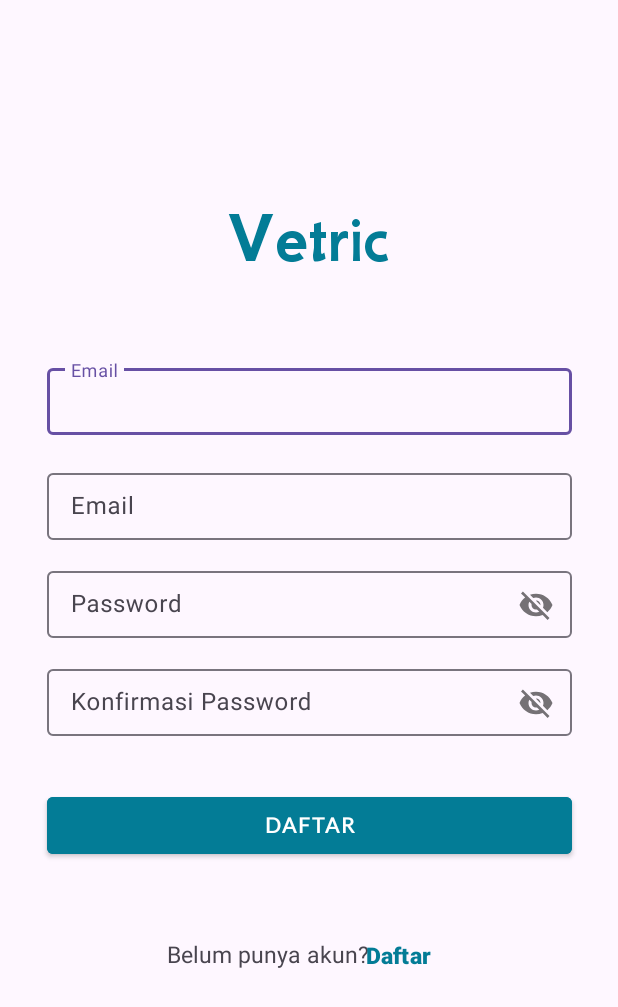
After one commit to chintya98/vetric_mobileApp, an Android app: the layout activity_registrasi.xml on its own in the app's theme, with its tools: preview values and no code run, on a phone screen of 412 x 824 dp. The commit adds this screen. Shown: the top 1007 px of the screen. Run offline under Robolectric (Android 15) with nearby library versions, the light colour scheme and no system bars.

Commit message:
halaman login,regis,splash

```diff
--- a/app/build.gradle.kts
+++ b/app/build.gradle.kts
@@ -38,6 +38,7 @@ android {
     kotlinOptions {
         jvmTarget = "1.8"
     }
+
 }
 
 dependencies {
@@ -46,6 +47,8 @@ dependencies {
     implementation("androidx.appcompat:appcompat:1.6.1")
     implementation("com.google.android.material:material:1.10.0")
     implementation("androidx.constraintlayout:constraintlayout:2.1.4")
+    implementation("androidx.navigation:navigation-fragment-ktx:2.5.3")
+    implementation("androidx.navigation:navigation-ui-ktx:2.5.3")
     testImplementation("junit:junit:4.13.2")
     androidTestImplementation("androidx.test.ext:junit:1.1.5")
     androidTestImplementation("androidx.test.espresso:espresso-core:3.5.1")
--- a/app/src/main/AndroidManifest.xml
+++ b/app/src/main/AndroidManifest.xml
@@ -12,8 +12,9 @@
         android:supportsRtl="true"
         android:theme="@style/Theme.Vetric"
         tools:targetApi="31">
+
         <activity
-            android:name=".MainActivity"
+            android:name=".LoginActivity"
             android:exported="true">
             <intent-filter>
                 <action android:name="android.intent.action.MAIN" />
--- /dev/null
+++ b/app/src/main/res/layout/activity_registrasi.xml
@@ -0,0 +1,142 @@
+<?xml version="1.0" encoding="utf-8"?>
+<androidx.constraintlayout.widget.ConstraintLayout
+    xmlns:android="http://schemas.android.com/apk/res/android"
+    xmlns:app="http://schemas.android.com/apk/res-auto"
+    xmlns:tools="http://schemas.android.com/tools"
+    android:layout_width="match_parent"
+    android:layout_height="match_parent"
+    android:fitsSystemWindows="true">
+
+    <TextView
+        android:id="@+id/logo"
+        android:layout_width="300dp"
+        android:layout_height="wrap_content"
+        android:layout_marginTop="120dp"
+        android:layout_marginBottom="50dp"
+        android:gravity="center"
+        android:text="@string/logo"
+        android:textColor="@color/primary"
+        android:fontFamily="@font/gfs_neohellenic"
+        android:textSize="50sp"
+        app:layout_constraintEnd_toEndOf="parent"
+        app:layout_constraintTop_toTopOf="parent"
+        app:layout_constraintStart_toStartOf="parent"/>
+
+    <com.google.android.material.textfield.TextInputLayout
+        android:id="@+id/textInputDaftar1"
+        android:layout_width="350dp"
+        android:layout_height="50dp"
+        android:layout_marginTop="50dp"
+        android:backgroundTint="@color/white"
+        android:hint="@string/email"
+        app:layout_constraintEnd_toEndOf="@id/logo"
+        app:layout_constraintStart_toStartOf="@id/logo"
+        app:layout_constraintTop_toBottomOf="@id/logo">
+        <com.google.android.material.textfield.TextInputEditText
+            android:id="@+id/etSimpanUsername"
+            android:layout_width="match_parent"
+            android:layout_height="match_parent"
+            android:backgroundTint="@color/white"
+            android:ems="15"/>
+    </com.google.android.material.textfield.TextInputLayout>
+
+    <com.google.android.material.textfield.TextInputLayout
+        android:id="@+id/textInputDaftar2"
+        android:layout_width="350dp"
+        android:layout_height="50dp"
+        android:layout_marginTop="20dp"
+        android:backgroundTint="@color/white"
+        android:hint="@string/email"
+        app:layout_constraintEnd_toEndOf="@id/textInputDaftar1"
+        app:layout_constraintStart_toStartOf="@id/textInputDaftar1"
+        app:layout_constraintTop_toBottomOf="@id/textInputDaftar1">
+        <com.google.android.material.textfield.TextInputEditText
+            android:id="@+id/etSimpanEmail"
+            android:layout_width="match_parent"
+            android:layout_height="match_parent"
+            android:backgroundTint="@color/white"
+            android:ems="15"/>
+    </com.google.android.material.textfield.TextInputLayout>
+
+    <com.google.android.material.textfield.TextInputLayout
+        android:id="@+id/textInputDaftar3"
+        android:layout_width="350dp"
+        android:layout_height="50dp"
+        android:layout_marginTop="15dp"
+        android:backgroundTint="@color/white"
+        android:hint="@string/password"
+        app:layout_constraintEnd_toEndOf="@id/textInputDaftar2"
+        app:layout_constraintStart_toStartOf="@id/textInputDaftar2"
+        app:layout_constraintTop_toBottomOf="@id/textInputDaftar2"
+        app:passwordToggleEnabled="true">
+        <com.google.android.material.textfield.TextInputEditText
+            android:id="@+id/etSimpanPassword"
+            android:layout_width="match_parent"
+            android:layout_height="match_parent"
+            android:backgroundTint="@color/white"
+            android:ems="15"/>
+    </com.google.android.material.textfield.TextInputLayout>
+
+    <com.google.android.material.textfield.TextInputLayout
+        android:id="@+id/textInputDaftar4"
+        android:layout_width="350dp"
+        android:layout_height="50dp"
+        android:layout_marginTop="15dp"
+        android:backgroundTint="@color/white"
+        android:hint="@string/password2"
+        app:layout_constraintEnd_toEndOf="@id/textInputDaftar3"
+        app:layout_constraintStart_toStartOf="@id/textInputDaftar3"
+        app:layout_constraintTop_toBottomOf="@id/textInputDaftar3"
+        app:passwordToggleEnabled="true">
+        <com.google.android.material.textfield.TextInputEditText
+            android:id="@+id/etSimpanPassword2"
+            android:layout_width="match_parent"
+            android:layout_height="match_parent"
+            android:backgroundTint="@color/white"
+            android:ems="15"/>
+    </com.google.android.material.textfield.TextInputLayout>
+
+    <TextView
+        android:id="@+id/textlogin"
+        android:layout_width="200dp"
+        android:layout_height="wrap_content"
+        android:layout_marginTop="100dp"
+        android:layout_marginLeft="10dp"
+        android:gravity="left"
+        android:text="@string/textDaftar"
+        android:textSize="15sp"
+        app:layout_constraintEnd_toEndOf="@id/btnDaftar"
+        app:layout_constraintTop_toTopOf="@id/btnDaftar"
+        app:layout_constraintStart_toStartOf="@id/btnDaftar"/>
+
+    <Button
+        android:id="@+id/btnTextLogin"
+        android:layout_width="100dp"
+        android:layout_height="wrap_content"
+        android:layout_marginLeft="15dp"
+        android:layout_marginTop="87dp"
+        android:background="@android:color/transparent"
+        android:text="@string/daftar"
+        android:textColor="@color/primary"
+        android:textSize="15sp"
+        android:textStyle="bold"
+        app:layout_constraintEnd_toEndOf="@id/btnDaftar"
+        app:layout_constraintHorizontal_bias="0.72"
+        app:layout_constraintStart_toStartOf="@id/btnDaftar"
+        app:layout_constraintTop_toTopOf="@id/btnDaftar" />
+
+    <Button
+        android:id="@+id/btnDaftar"
+        style="@style/Widget.MaterialComponents.Button"
+        android:layout_width="350dp"
+        android:layout_height="50dp"
+        android:layout_marginTop="150dp"
+        android:backgroundTint="@color/primary"
+        android:fontFamily="@font/lato"
+        android:text="@string/daftar"
+        android:textStyle="bold"
+        app:layout_constraintEnd_toEndOf="@id/textInputDaftar3"
+        app:layout_constraintTop_toTopOf="@id/textInputDaftar3"
+        app:layout_constraintStart_toStartOf="@id/textInputDaftar3"/>
+
+</androidx.constraintlayout.widget.ConstraintLayout>
--- /dev/null
+++ b/app/src/main/res/values-land/dimens.xml
@@ -0,0 +1,3 @@
+<resources>
+    <dimen name="fab_margin">48dp</dimen>
+</resources>
--- /dev/null
+++ b/app/src/main/res/values-v23/themes.xml
@@ -0,0 +1,9 @@
+<resources xmlns:tools="http://schemas.android.com/tools">
+
+    <style name="Theme.Vetric" parent="Base.Theme.Vetric">
+        <!-- Transparent system bars for edge-to-edge. -->
+        <item name="android:navigationBarColor">@android:color/transparent</item>
+        <item name="android:statusBarColor">@android:color/transparent</item>
+        <item name="android:windowLightStatusBar">?attr/isLightTheme</item>
+    </style>
+</resources>
--- /dev/null
+++ b/app/src/main/res/values-w1240dp/dimens.xml
@@ -0,0 +1,3 @@
+<resources>
+    <dimen name="fab_margin">200dp</dimen>
+</resources>
--- /dev/null
+++ b/app/src/main/res/values-w600dp/dimens.xml
@@ -0,0 +1,3 @@
+<resources>
+    <dimen name="fab_margin">48dp</dimen>
+</resources>
--- a/app/src/main/res/values/colors.xml
+++ b/app/src/main/res/values/colors.xml
@@ -2,7 +2,6 @@
 <resources>
     <color name="black">#FF000000</color>
     <color name="white">#FFFFFFFF</color>
-
     <color name="primary">#037c96</color>
     <color name="light_blue">#ebf5f7</color>
     <color name="gray">#515b60</color>
--- /dev/null
+++ b/app/src/main/res/values/dimens.xml
@@ -0,0 +1,3 @@
+<resources>
+    <dimen name="fab_margin">16dp</dimen>
+</resources>
--- a/app/src/main/res/values/strings.xml
+++ b/app/src/main/res/values/strings.xml
@@ -1,5 +1,15 @@
 <resources>
     <string name="app_name">Vetric</string>
-    <!-- TODO: Remove or change this placeholder text -->
-    <string name="hello_blank_fragment">Hello blank fragment</string>
+    <string name="email">Email</string>
+    <string name="password">Password</string>
+    <string name="masuk">Masuk</string>
+    <string name="logo">Vetric</string>
+    <string name="textDaftar">Belum punya akun? </string>
+    <string name="textLogin">Sudah punya akun? </string>
+    <string name="Login">Login </string>
+    <string name="daftar">Daftar</string>
+    <string name="username">Username</string>
+    <string name="password2">Konfirmasi Password</string>
+    <string name="first_fragment_label">hello</string>
+    <string name="second_fragment_label">hello</string>
 </resources>
```
Also changed, not shown: app/src/main/java/com/anggun_chintya/vetric/LoginActivity.kt (added, +16 -0 lines), app/src/main/java/com/anggun_chintya/vetric/RegistrasiActivity.kt (added, +16 -0 lines), app/src/main/java/com/anggun_chintya/vetric/SplashscreenActivity.kt (added, +17 -0 lines), app/src/main/res/layout/activity_login.xml (added, +108 -0 lines), app/src/main/res/layout/activity_splashscreen.xml (added, +19 -0 lines), app/src/main/res/layout/fragment_profil.xml (+29 -2 lines), app/src/main/res/navigation/nav_graph.xml (added, +28 -0 lines).
